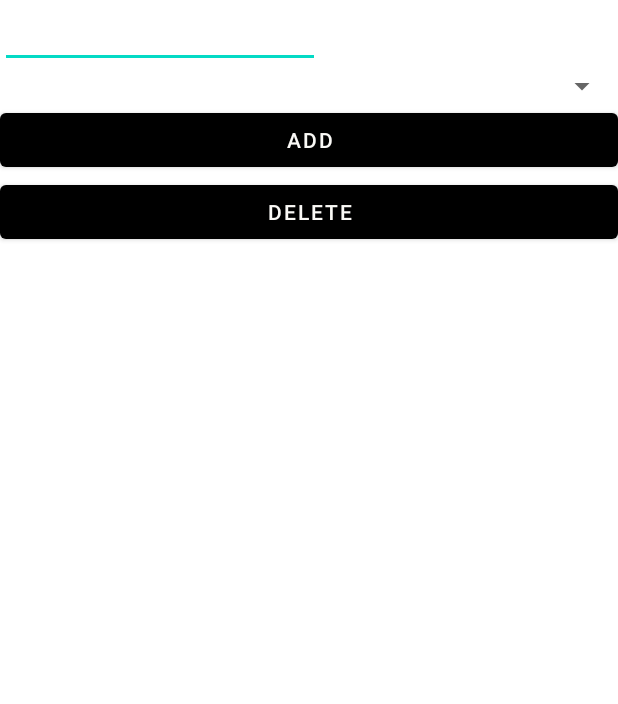
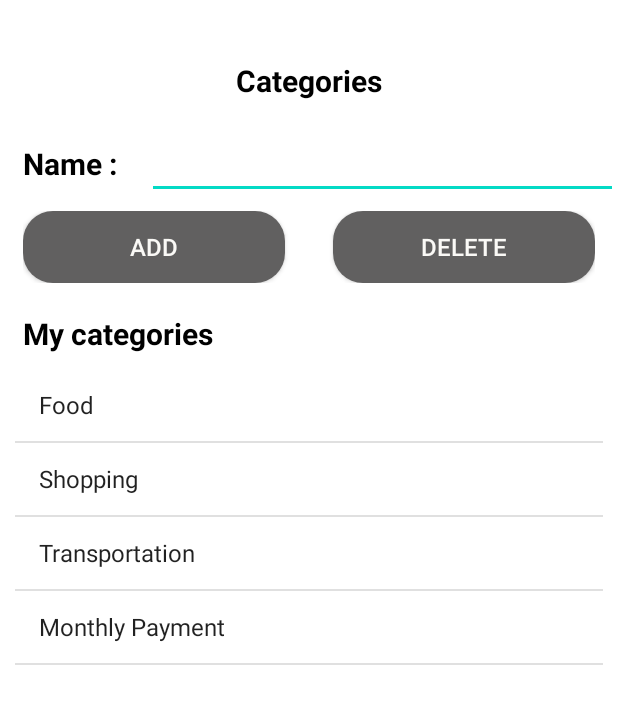
Before and after one commit to Kanomtom22/MoneyTracker, an Android app: the CategoryActivity screen opened directly, with no data from a screen before it, after a tap on "ADD", on a phone screen of 412 x 824 dp. Shown: the top 704 px of the screen. Run offline under Robolectric (Android 15) with nearby library versions, the phone set to English and light mode, and no system bars; our stand-ins replace Firebase (no records; nobody signed in at launch, a user with empty details on screens opened directly).

Commit message:
category function finish 100%

```diff
--- a/app/src/main/java/com/example/moneytracker/AddFragment.java
+++ b/app/src/main/java/com/example/moneytracker/AddFragment.java
@@ -1,34 +1,42 @@
 package com.example.moneytracker;
+
+import static android.content.ContentValues.TAG;
 
 import android.content.Intent;
 import android.os.Bundle;
 
 import androidx.annotation.NonNull;
+import androidx.annotation.Nullable;
 import androidx.fragment.app.Fragment;
-import androidx.fragment.app.FragmentManager;
-import androidx.fragment.app.FragmentTransaction;
-import androidx.navigation.NavController;
-import androidx.navigation.Navigation;
 
+import android.util.Log;
 import android.view.LayoutInflater;
 import android.view.View;
 import android.view.ViewGroup;
 import android.widget.AdapterView;
-import android.widget.ImageView;
-import android.widget.Spinner;
+import android.widget.ArrayAdapter;
 import android.widget.Toast;
 
 import com.example.moneytracker.databinding.FragmentAddBinding;
 import com.google.android.gms.tasks.OnFailureListener;
 import com.google.android.gms.tasks.OnSuccessListener;
-import com.google.firebase.Firebase;
 import com.google.firebase.auth.FirebaseAuth;
 import com.google.firebase.auth.FirebaseUser;
+import com.google.firebase.database.DataSnapshot;
+import com.google.firebase.database.DatabaseError;
+import com.google.firebase.database.ValueEventListener;
+import com.google.firebase.firestore.CollectionReference;
+import com.google.firebase.firestore.EventListener;
 import com.google.firebase.firestore.FirebaseFirestore;
+import com.google.firebase.firestore.FirebaseFirestoreException;
+import com.google.firebase.firestore.Query;
+import com.google.firebase.firestore.QueryDocumentSnapshot;
+import com.google.firebase.firestore.QuerySnapshot;
 
+import java.util.ArrayList;
 import java.util.HashMap;
+import java.util.List;
 import java.util.Map;
-import java.util.Objects;
 import java.util.UUID;
 
 public class AddFragment extends Fragment {
@@ -37,6 +45,8 @@ public class AddFragment extends Fragment {
     FirebaseAuth firebaseAuth;
     FirebaseUser firebaseUser;
     String type="";
+    ArrayAdapter<String> adapter;
+    ArrayList<String> spinnerList;
 
     @Override
     public View onCreateView(LayoutInflater inflater, ViewGroup container,
@@ -48,6 +58,7 @@ public class AddFragment extends Fragment {
         fStore = FirebaseFirestore.getInstance();
         firebaseAuth = FirebaseAuth.getInstance();
         firebaseUser = firebaseAuth.getCurrentUser();
+
 
         binding.incomeTransaction.setOnClickListener(new View.OnClickListener() {
             @Override
@@ -82,6 +93,7 @@ public class AddFragment extends Fragment {
             public void onClick(View v) {
                 String amount = binding.amountTransaction.getText().toString().trim();
                 String note = binding.noteTransaction.getText().toString().trim();
+                String category = binding.categorySpinner.getSelectedItem().toString();
 
                 if (amount.length() <=0 ) {
                     return;
@@ -97,6 +109,7 @@ public class AddFragment extends Fragment {
                 transaction.put("amount",amount);
                 transaction.put("note",note);
                 transaction.put("type",type);
+                transaction.put("category", category);
 
                  fStore.collection("Transaction")
                         .document(firebaseAuth.getUid())
@@ -119,6 +132,51 @@ public class AddFragment extends Fragment {
                         });
             }
         });
+
+        CollectionReference collRef = fStore.collection("Transaction")
+                .document(firebaseAuth.getUid())
+                .collection("Category");
+
+            collRef.orderBy("timestamp", Query.Direction.ASCENDING)
+                    .addSnapshotListener(new EventListener<QuerySnapshot>() {
+                @Override
+                public void onEvent(@Nullable QuerySnapshot value, @Nullable FirebaseFirestoreException error) {
+                    if (error != null) {
+                        Log.w(TAG, "Listen failed.", error);
+                        return;
+                    }
+
+                    List<String> values = new ArrayList<>();
+                    values.add("Food");
+                    values.add("Shopping");
+                    values.add("Transportation");
+                    values.add("Monthly Payment");
+                    for (QueryDocumentSnapshot doc : value) {
+                        if (doc.exists()) {
+                            String categoryValue  = doc.getString("category"); // replace with the actual field name
+                            values.add(categoryValue);
+                        }
+                    }
+
+                    ArrayAdapter<String> adapter = new ArrayAdapter<>(getContext(), android.R.layout.simple_spinner_item, values);
+                    adapter.setDropDownViewResource(android.R.layout.simple_spinner_dropdown_item);
+                    binding.categorySpinner.setAdapter(adapter);
+                }
+            });
+
+        binding.categorySpinner.setOnItemSelectedListener(new AdapterView.OnItemSelectedListener() {
+            @Override
+            public void onItemSelected(AdapterView<?> parentView, View selectedItemView, int position, long id) {
+                String selectedItem = parentView.getItemAtPosition(position).toString();
+            }
+
+            @Override
+            public void onNothingSelected(AdapterView<?> parent) {
+
+            }
+        });
+
+        binding.categorySpinner.setAdapter(adapter);
         return view;
     }
 }
--- a/app/src/main/java/com/example/moneytracker/CategoryActivity.java
+++ b/app/src/main/java/com/example/moneytracker/CategoryActivity.java
@@ -4,6 +4,7 @@ import static java.security.AccessController.getContext;
 
 import androidx.annotation.NonNull;
 import androidx.appcompat.app.AppCompatActivity;
+import androidx.fragment.app.Fragment;
 
 import android.database.DatabaseErrorHandler;
 import android.os.Bundle;
@@ -11,6 +12,7 @@ import android.view.View;
 import android.widget.ArrayAdapter;
 import android.widget.Button;
 import android.widget.EditText;
+import android.widget.ListView;
 import android.widget.Spinner;
 import android.widget.Toast;
 
@@ -18,7 +20,9 @@ import com.google.android.gms.tasks.OnFailureListener;
 import com.google.android.gms.tasks.OnSuccessListener;
 import com.google.firebase.auth.FirebaseAuth;
 import com.google.firebase.firestore.DocumentReference;
+import com.google.firebase.firestore.FieldValue;
 import com.google.firebase.firestore.FirebaseFirestore;
+import com.google.firebase.firestore.Query;
 import com.google.firebase.firestore.QueryDocumentSnapshot;
 import com.google.firebase.firestore.QuerySnapshot;
 
@@ -28,36 +32,55 @@ import java.util.HashMap;
 import java.util.Map;
 
 public class CategoryActivity extends AppCompatActivity {
-    Spinner spinner;
-    EditText editText;
-    Button button, delBtn;
-    ArrayList<String> spinnerList;
-    ArrayAdapter<String> adapter;
-    FirebaseFirestore fStore;
-    FirebaseAuth firebaseAuth;
+    private EditText editText;
+    private Button addButton, deleteButton;
+    private ListView listView;
+    private ArrayList<String> categoryList;
+    private ArrayAdapter<String> adapter;
+    private FirebaseFirestore fStore;
+    private FirebaseAuth firebaseAuth;
+
     @Override
     protected void onCreate(Bundle savedInstanceState) {
         super.onCreate(savedInstanceState);
         setContentView(R.layout.activity_category);
 
-        spinner = findViewById(R.id.spinner);
         editText = findViewById(R.id.editText);
-        button = findViewById(R.id.button);
-        delBtn = findViewById(R.id.button2);
+        addButton = findViewById(R.id.button);
+        deleteButton = findViewById(R.id.button2);
+        listView = findViewById(R.id.list1);
+
         fStore = FirebaseFirestore.getInstance();
         firebaseAuth = FirebaseAuth.getInstance();
 
-        spinnerList = new ArrayList<>();
-        adapter = new ArrayAdapter<String>(CategoryActivity.this, android.R.layout.simple_spinner_dropdown_item,spinnerList);
+        categoryList = new ArrayList<>();
+        adapter = new ArrayAdapter<>(this, android.R.layout.simple_list_item_1, categoryList);
+        listView.setAdapter(adapter);
 
-        button.setOnClickListener(new View.OnClickListener() {
+        addButton.setOnClickListener(new View.OnClickListener() {
             @Override
             public void onClick(View v) {
-                String cate = editText.getText().toString().trim();
+                addCategory();
+            }
+        });
 
-                if (!cate.isEmpty()) {
+        deleteButton.setOnClickListener(new View.OnClickListener() {
+            @Override
+            public void onClick(View v) {
+                deleteCategory();
+            }
+        });
+
+        showData();
+    }
+
+    private void addCategory() {
+        String category = editText.getText().toString().trim();
+
+        if (!category.isEmpty()) {
             Map<String, Object> data = new HashMap<>();
-                    data.put("category", cate);
+            data.put("category", category);
+            data.put("timestamp", FieldValue.serverTimestamp());
 
             fStore.collection("Transaction")
                     .document(firebaseAuth.getUid())
@@ -67,7 +90,8 @@ public class CategoryActivity extends AppCompatActivity {
                         @Override
                         public void onSuccess(DocumentReference documentReference) {
                             editText.setText("");
-                                adapter.notifyDataSetChanged();
+                            showData();
+                            Toast.makeText(CategoryActivity.this, "Category Added", Toast.LENGTH_SHORT).show();
                         }
                     })
                     .addOnFailureListener(new OnFailureListener() {
@@ -77,36 +101,29 @@ public class CategoryActivity extends AppCompatActivity {
                         }
                     });
         } else {
-                    Toast.makeText(CategoryActivity.this, "Name mustn't Empty", Toast.LENGTH_SHORT).show();
+            Toast.makeText(CategoryActivity.this, "Category name mustn't be empty", Toast.LENGTH_SHORT).show();
+        }
     }
 
+    private void deleteCategory() {
+        String category = editText.getText().toString().trim();
 
-            }
-        });
-
-        delBtn.setOnClickListener(new View.OnClickListener() {
-            @Override
-            public void onClick(View v) {
-                String cate = editText.getText().toString().trim();
-
-                if (!cate.isEmpty()) {
-                    // ค้นหาเอกสารที่มีค่า category เท่ากับ cate
+        if (!category.isEmpty()) {
             fStore.collection("Transaction")
                     .document(firebaseAuth.getUid())
                     .collection("Category")
-                            .whereEqualTo("category", cate)
+                    .whereEqualTo("category", category)
                     .get()
                     .addOnSuccessListener(new OnSuccessListener<QuerySnapshot>() {
                         @Override
                         public void onSuccess(QuerySnapshot queryDocumentSnapshots) {
                             for (QueryDocumentSnapshot document : queryDocumentSnapshots) {
-                                        // ลบเอกสารที่ตรงกับเงื่อนไข
                                 document.getReference().delete();
                             }
 
                             editText.setText("");
-                                    adapter.notifyDataSetChanged();
-                                    Toast.makeText(CategoryActivity.this, "Data Deleted", Toast.LENGTH_SHORT).show();
+                            showData();
+                            Toast.makeText(CategoryActivity.this, "Category Deleted", Toast.LENGTH_SHORT).show();
                         }
                     })
                     .addOnFailureListener(new OnFailureListener() {
@@ -116,22 +133,26 @@ public class CategoryActivity extends AppCompatActivity {
                         }
                     });
         } else {
-                    Toast.makeText(CategoryActivity.this, "Name mustn't Empty", Toast.LENGTH_SHORT).show();
+            Toast.makeText(CategoryActivity.this, "Category name mustn't be empty", Toast.LENGTH_SHORT).show();
         }
-            }
-        });
-        spinner.setAdapter(adapter);
-        showData();
     }
 
     private void showData() {
         fStore.collection("Transaction").document(firebaseAuth.getUid())
-                .collection("Category").get().addOnSuccessListener(new OnSuccessListener<QuerySnapshot>(){
+                .collection("Category")
+                .orderBy("timestamp", Query.Direction.ASCENDING)
+                .get().addOnSuccessListener(new OnSuccessListener<QuerySnapshot>() {
+                    @Override
                     public void onSuccess(QuerySnapshot queryDocumentSnapshots) {
-                spinnerList.clear();
+                        categoryList.clear();
+                        categoryList.add("Food");
+                        categoryList.add("Shopping");
+                        categoryList.add("Transportation");
+                        categoryList.add("Monthly Payment");
+
                         for (QueryDocumentSnapshot document : queryDocumentSnapshots) {
                             String value = document.getString("category");
-                    spinnerList.add(value);
+                            categoryList.add(value);
                         }
                         adapter.notifyDataSetChanged();
                     }
--- a/app/src/main/res/layout/activity_category.xml
+++ b/app/src/main/res/layout/activity_category.xml
@@ -11,29 +11,99 @@
         android:layout_height="match_parent"
         android:orientation="vertical">
 
-        <EditText
-            android:id="@+id/editText"
+        <TextView
+            android:layout_width="match_parent"
+            android:layout_height="wrap_content"
+            android:text="@string/Categories"
+            android:gravity="center"
+            android:paddingTop="40dp"
+            android:textSize="20sp"
+            android:textStyle="bold"
+            android:textColor="@color/black"/>
+
+        <LinearLayout
+            android:layout_width="match_parent"
+            android:layout_height="wrap_content"
+            android:layout_marginTop="20dp"
+            android:layout_marginBottom="8dp"
+            android:orientation="horizontal">
+
+            <TextView
+                android:layout_width="wrap_content"
+                android:layout_height="wrap_content"
+                android:text="Name : "
+                android:layout_marginHorizontal="15dp"
+                android:textSize="20sp"
+                android:textStyle="bold"
+                android:textColor="@color/black"/>
+
+            <EditText
+                android:id="@+id/editText"
+                android:layout_width="match_parent"
+                android:layout_height="wrap_content"
+
+                android:ems="10"
+                android:inputType="text"
+                android:text="" />
+        </LinearLayout>
+
+        <LinearLayout
+            android:layout_width="match_parent"
+            android:layout_height="wrap_content"
+            android:layout_gravity="center"
+            android:layout_marginHorizontal="15dp"
+            android:orientation="horizontal">
+
+            <androidx.appcompat.widget.AppCompatButton
+                android:id="@+id/button"
+                android:layout_width="0dp"
+                android:layout_weight="1"
+                android:layout_height="wrap_content"
+                android:textColor="@color/white"
+                android:background="@drawable/btn"
+                android:text="Add"
+                android:textSize="16sp"
+                android:layout_marginEnd="16dp" />
+
+            <androidx.appcompat.widget.AppCompatButton
+                android:id="@+id/button2"
+                android:layout_width="0dp"
+                android:layout_weight="1"
+                android:layout_height="wrap_content"
+                android:background="@drawable/btn"
+                android:textColor="@color/white"
+                android:text="Delete"
+                android:textSize="16sp"
+                android:layout_marginStart="16dp" />
+
+        </LinearLayout>
+        <TextView
             android:layout_width="wrap_content"
             android:layout_height="wrap_content"
-            android:ems="10"
-            android:inputType="text"
-            android:text="Name" />
+            android:text="My categories"
+            android:layout_marginTop="20dp"
+            android:layout_marginHorizontal="15dp"
+            android:textSize="20sp"
+            android:textStyle="bold"
+            android:textColor="@color/black"/>
+        <ListView
+            android:id="@+id/list1"
+            android:layout_marginTop="10dp"
+            android:layout_marginHorizontal="10dp"
+            android:layout_width="match_parent"
+            android:layout_height="match_parent" />
+        <!--<ScrollView
+            android:layout_width="match_parent"
+            android:layout_height="match_parent">
 
-        <Spinner
-            android:id="@+id/spinner"
-            android:layout_width="match_parent"
-            android:layout_height="wrap_content" />
+            <LinearLayout
+                android:layout_width="match_parent"
+                android:layout_height="wrap_content"
+                android:orientation="vertical" >
 
-        <Button
-            android:id="@+id/button"
-            android:layout_width="match_parent"
-            android:layout_height="wrap_content"
-            android:text="Add" />
-        <Button
-            android:id="@+id/button2"
-            android:layout_width="match_parent"
-            android:layout_height="wrap_content"
-            android:text="Delete" />
+
+            </LinearLayout>
+        </ScrollView>-->
     </LinearLayout>
 
 </androidx.constraintlayout.widget.ConstraintLayout>
--- a/app/src/main/res/layout/fragment_add.xml
+++ b/app/src/main/res/layout/fragment_add.xml
@@ -5,6 +5,7 @@
     android:layout_width="match_parent"
     android:layout_height="match_parent"
     android:background="@color/bg"
+    android:id="@+id/fragment_add"
     tools:context=".AddFragment">
 
     <ScrollView
```
Lines whose indentation alone changed are shown as unchanged.
